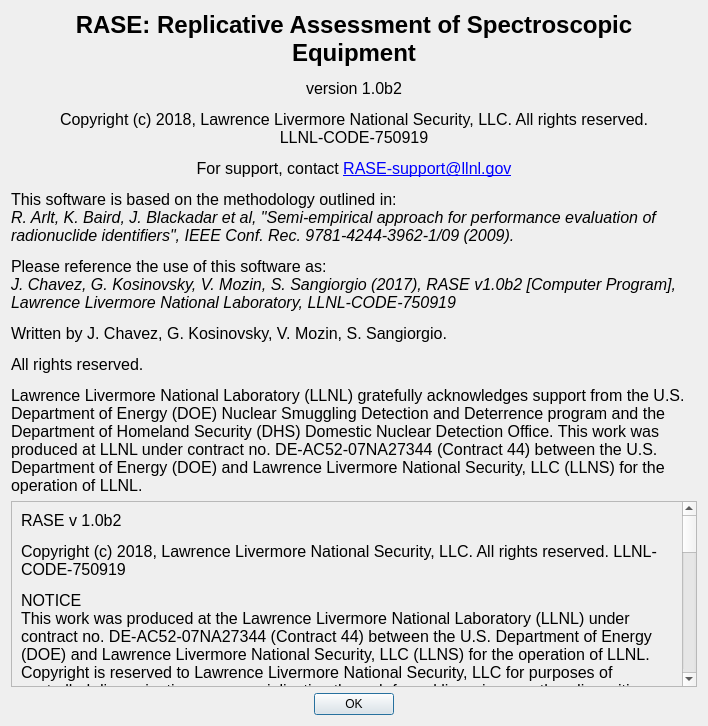
Before: the Qt Designer form src/ui/about_dialog.ui in LLNL/RASE, drawn with Qt 5.
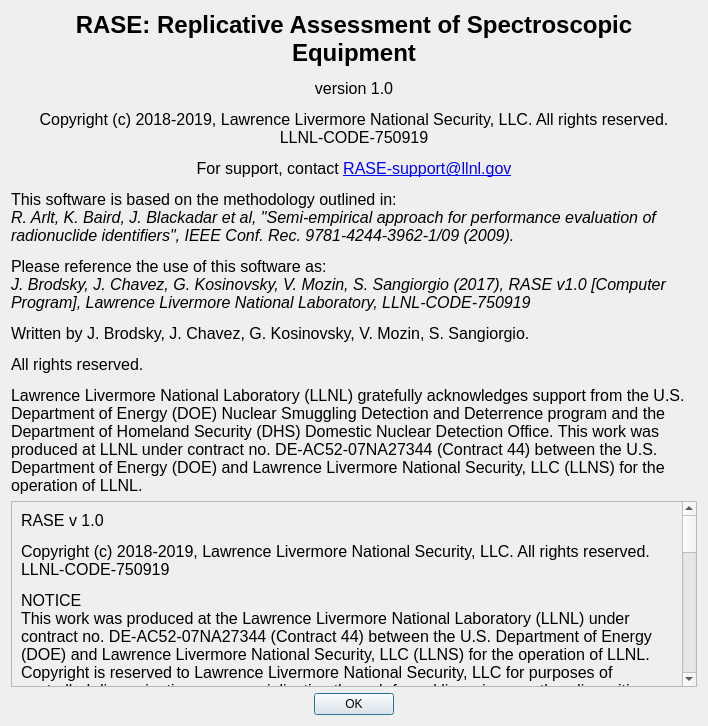
After: the same form once the commit is applied.

What changed in the file:
```diff
--- a/src/ui/about_dialog.ui
+++ b/src/ui/about_dialog.ui
@@ -17,7 +17,7 @@
    <item>
     <widget class="QLabel" name="label">
      <property name="text">
-      <string>&lt;html&gt;&lt;head/&gt;&lt;body&gt;&lt;p align=&quot;center&quot;&gt;&lt;span style=&quot; font-family:'Times New Roman,serif'; font-size:18pt; font-weight:600;&quot;&gt;RASE: Replicative Assessment of Spectroscopic Equipment&lt;/span&gt;&lt;/p&gt;&lt;p align=&quot;center&quot;&gt;&lt;span style=&quot; font-family:'Times New Roman,serif'; font-size:12pt;&quot;&gt;version 1.0b2&lt;/span&gt;&lt;/p&gt;&lt;p align=&quot;center&quot;&gt;&lt;span style=&quot; font-family:'Times New Roman,serif'; font-size:12pt;&quot;&gt;Copyright (c) 2018, Lawrence Livermore National Security, LLC. All rights reserved. &lt;br/&gt;LLNL-CODE-750919&lt;/span&gt;&lt;/p&gt;&lt;p align=&quot;center&quot;&gt;&lt;span style=&quot; font-family:'Times New Roman,serif'; font-size:12pt;&quot;&gt;For support, contact &lt;/span&gt;&lt;a href=&quot;mailto:RASE-support@llnl.gov&quot;&gt;&lt;span style=&quot; font-family:'Times New Roman,serif'; font-size:12pt; text-decoration: underline; color:#0000ff;&quot;&gt;RASE-support@llnl.gov&lt;/span&gt;&lt;/a&gt;&lt;/p&gt;&lt;p&gt;&lt;span style=&quot; font-family:'Times New Roman,serif'; font-size:12pt;&quot;&gt;This software is based on the methodology outlined in:&lt;br/&gt;&lt;/span&gt;&lt;span style=&quot; font-family:'Times New Roman,serif'; font-size:12pt; font-style:italic;&quot;&gt;R. Arlt, K. Baird, J. Blackadar et al, &amp;quot;Semi-empirical approach for performance evaluation of radionuclide identifiers&amp;quot;, IEEE Conf. Rec. 9781-4244-3962-1/09 (2009).&lt;/span&gt;&lt;/p&gt;&lt;p&gt;&lt;span style=&quot; font-family:'Times New Roman,serif'; font-size:12pt;&quot;&gt;Please reference the use of this software as:&lt;br/&gt;&lt;/span&gt;&lt;span style=&quot; font-family:'Times New Roman,serif'; font-size:12pt; font-style:italic;&quot;&gt;J. Chavez, G. Kosinovsky, V. Mozin, S. Sangiorgio (2017), RASE v1.0b2 [Computer Program], Lawrence Livermore National Laboratory, LLNL-CODE-750919&lt;/span&gt;&lt;/p&gt;&lt;p&gt;&lt;span style=&quot; font-family:'Times New Roman,serif'; font-size:12pt;&quot;&gt;Written by J. Chavez, G. Kosinovsky, V. Mozin, S. Sangiorgio.  &lt;/span&gt;&lt;/p&gt;&lt;p&gt;&lt;span style=&quot; font-family:'Times New Roman,serif'; font-size:12pt;&quot;&gt;All rights reserved.&lt;/span&gt;&lt;/p&gt;&lt;p&gt;&lt;span style=&quot; font-family:'Times New Roman,serif'; font-size:12pt;&quot;&gt;Lawrence Livermore National Laboratory (LLNL) gratefully acknowledges support from the U.S. Department of Energy (DOE) Nuclear Smuggling Detection and Deterrence program and the Department of Homeland Security (DHS) Domestic Nuclear Detection Office. This work was produced at LLNL under contract no. DE-AC52-07NA27344 (Contract 44) between the U.S. Department of Energy (DOE) and Lawrence Livermore National Security, LLC (LLNS) for the operation of LLNL.&lt;/span&gt;&lt;/p&gt;&lt;/body&gt;&lt;/html&gt;</string>
+      <string>&lt;html&gt;&lt;head/&gt;&lt;body&gt;&lt;p align=&quot;center&quot;&gt;&lt;span style=&quot; font-family:'Times New Roman,serif'; font-size:18pt; font-weight:600;&quot;&gt;RASE: Replicative Assessment of Spectroscopic Equipment&lt;/span&gt;&lt;/p&gt;&lt;p align=&quot;center&quot;&gt;&lt;span style=&quot; font-family:'Times New Roman,serif'; font-size:12pt;&quot;&gt;version 1.0&lt;/span&gt;&lt;/p&gt;&lt;p align=&quot;center&quot;&gt;&lt;span style=&quot; font-family:'Times New Roman,serif'; font-size:12pt;&quot;&gt;Copyright (c) 2018-2019, Lawrence Livermore National Security, LLC. All rights reserved. &lt;br/&gt;LLNL-CODE-750919&lt;/span&gt;&lt;/p&gt;&lt;p align=&quot;center&quot;&gt;&lt;span style=&quot; font-family:'Times New Roman,serif'; font-size:12pt;&quot;&gt;For support, contact &lt;/span&gt;&lt;a href=&quot;mailto:RASE-support@llnl.gov&quot;&gt;&lt;span style=&quot; font-family:'Times New Roman,serif'; font-size:12pt; text-decoration: underline; color:#0000ff;&quot;&gt;RASE-support@llnl.gov&lt;/span&gt;&lt;/a&gt;&lt;/p&gt;&lt;p&gt;&lt;span style=&quot; font-family:'Times New Roman,serif'; font-size:12pt;&quot;&gt;This software is based on the methodology outlined in:&lt;br/&gt;&lt;/span&gt;&lt;span style=&quot; font-family:'Times New Roman,serif'; font-size:12pt; font-style:italic;&quot;&gt;R. Arlt, K. Baird, J. Blackadar et al, &amp;quot;Semi-empirical approach for performance evaluation of radionuclide identifiers&amp;quot;, IEEE Conf. Rec. 9781-4244-3962-1/09 (2009).&lt;/span&gt;&lt;/p&gt;&lt;p&gt;&lt;span style=&quot; font-family:'Times New Roman,serif'; font-size:12pt;&quot;&gt;Please reference the use of this software as:&lt;br/&gt;&lt;/span&gt;&lt;span style=&quot; font-family:'Times New Roman,serif'; font-size:12pt; font-style:italic;&quot;&gt;J. Brodsky, J. Chavez, G. Kosinovsky, V. Mozin, S. Sangiorgio (2017), RASE v1.0 [Computer Program], Lawrence Livermore National Laboratory, LLNL-CODE-750919&lt;/span&gt;&lt;/p&gt;&lt;p&gt;&lt;span style=&quot; font-family:'Times New Roman,serif'; font-size:12pt;&quot;&gt;Written by J. Brodsky, J. Chavez, G. Kosinovsky, V. Mozin, S. Sangiorgio. &lt;/span&gt;&lt;/p&gt;&lt;p&gt;&lt;span style=&quot; font-family:'Times New Roman,serif'; font-size:12pt;&quot;&gt;All rights reserved.&lt;/span&gt;&lt;/p&gt;&lt;p&gt;&lt;span style=&quot; font-family:'Times New Roman,serif'; font-size:12pt;&quot;&gt;Lawrence Livermore National Laboratory (LLNL) gratefully acknowledges support from the U.S. Department of Energy (DOE) Nuclear Smuggling Detection and Deterrence program and the Department of Homeland Security (DHS) Domestic Nuclear Detection Office. This work was produced at LLNL under contract no. DE-AC52-07NA27344 (Contract 44) between the U.S. Department of Energy (DOE) and Lawrence Livermore National Security, LLC (LLNS) for the operation of LLNL.&lt;/span&gt;&lt;/p&gt;&lt;/body&gt;&lt;/html&gt;</string>
      </property>
      <property name="scaledContents">
       <bool>false</bool>
@@ -45,7 +45,7 @@
        <item>
         <widget class="QLabel" name="label_2">
          <property name="text">
-          <string>&lt;html&gt;&lt;head/&gt;&lt;body&gt;&lt;p&gt;&lt;span style=&quot; font-family:'Times New Roman,serif'; font-size:12pt;&quot;&gt;RASE v 1.0b2&lt;/span&gt;&lt;/p&gt;&lt;p&gt;&lt;span style=&quot; font-family:'Times New Roman,serif'; font-size:12pt;&quot;&gt;Copyright (c) 2018, Lawrence Livermore National Security, LLC. All rights reserved. LLNL-CODE-750919&lt;/span&gt;&lt;/p&gt;&lt;p&gt;&lt;span style=&quot; font-family:'Times New Roman,serif'; font-size:12pt;&quot;&gt;NOTICE&lt;br/&gt;This work was produced at the Lawrence Livermore National Laboratory (LLNL) under contract no. DE-AC52-07NA27344 (Contract 44) between the U.S. Department of Energy (DOE) and Lawrence Livermore National Security, LLC (LLNS) for the operation of LLNL. Copyright is reserved to Lawrence Livermore National Security, LLC for purposes of controlled dissemination, commercialization through formal licensing, or other disposition under terms of Contract 44; DOE policies, regulations and orders; and U.S. statutes. The rights of the Federal Government are reserved under Contract 44. &lt;/span&gt;&lt;/p&gt;&lt;p&gt;&lt;span style=&quot; font-family:'Times New Roman,serif'; font-size:12pt;&quot;&gt;DISCLAIMER&lt;br/&gt;&lt;/span&gt;&lt;span style=&quot; font-family:'Times New Roman,serif'; font-size:12pt;&quot;&gt;THE SOFTWARE IS PROVIDED &amp;quot;AS IS&amp;quot;, WITHOUT WARRANTY OF ANY KIND, EXPRESS OR IMPLIED, INCLUDING BUT NOT LIMITED TO THE WARRANTIES OF MERCHANTABILITY, FITNESS FOR A PARTICULAR PURPOSE AND NONINFRINGEMENT. IN NO EVENT SHALL THE AUTHORS OR COPYRIGHT HOLDERS BE LIABLE FOR ANY CLAIM, DAMAGES OR OTHER LIABILITY, WHETHER IN AN ACTION OF CONTRACT, TORT OR OTHERWISE, ARISING FROM, OUT OF OR IN CONNECTION WITH THE SOFTWARE OR THE USE OR OTHER DEALINGS IN THE SOFTWARE.&lt;/span&gt;&lt;/p&gt;&lt;p&gt;&lt;span style=&quot; font-family:'Times New Roman,serif'; font-size:12pt;&quot;&gt;Reference herein to any specific commercial products, process, or service by trade name, trademark, manufacturer or otherwise does not necessarily constitute or imply its endorsement, recommendation, or favoring by the United States Government or Lawrence Livermore National Security, LLC. The views and opinions of authors expressed herein do not necessarily state or reflect those of the United States Government or Lawrence Livermore National Security, LLC, and shall not be used for advertising or product endorsement purposes.&lt;/span&gt;&lt;/p&gt;&lt;p&gt;&lt;span style=&quot; font-family:'Times New Roman,serif'; font-size:12pt;&quot;&gt;LICENSE&lt;/span&gt;&lt;span style=&quot; font-family:'Times New Roman,serif'; font-size:12pt; font-weight:600;&quot;&gt;&lt;br/&gt;&lt;/span&gt;&lt;span style=&quot; font-family:'Times New Roman,serif'; font-size:12pt;&quot;&gt;Permission is hereby granted, free of charge, to any person obtaining a copy of this software and associated documentation files (the &amp;quot;Software&amp;quot;), to deal in the Software without restriction, including without limitation the rights to use, copy, modify, merge, publish, distribute, sublicense, and/or sell copies of the Software, and to permit persons to whom the Software is furnished to do so, subject to the following conditions:&lt;/span&gt;&lt;/p&gt;&lt;p&gt;&lt;span style=&quot; font-family:'Times New Roman,serif'; font-size:12pt;&quot;&gt;The above copyright notice and this permission notice shall be included in all copies or substantial portions of the Software.&lt;/span&gt;&lt;/p&gt;&lt;p&gt;&lt;span style=&quot; font-family:'Times New Roman,serif'; font-size:12pt;&quot;&gt;Neither the name of LLNS nor the names of its contributors may be used to endorse or promote products derived from this software without specific prior written permission.&lt;/span&gt;&lt;/p&gt;&lt;/body&gt;&lt;/html&gt;</string>
+          <string>&lt;html&gt;&lt;head/&gt;&lt;body&gt;&lt;p&gt;&lt;span style=&quot; font-family:'Times New Roman,serif'; font-size:12pt;&quot;&gt;RASE v 1.0&lt;/span&gt;&lt;/p&gt;&lt;p&gt;&lt;span style=&quot; font-family:'Times New Roman,serif'; font-size:12pt;&quot;&gt;Copyright (c) 2018-2019, Lawrence Livermore National Security, LLC. All rights reserved. LLNL-CODE-750919&lt;/span&gt;&lt;/p&gt;&lt;p&gt;&lt;span style=&quot; font-family:'Times New Roman,serif'; font-size:12pt;&quot;&gt;NOTICE&lt;br/&gt;This work was produced at the Lawrence Livermore National Laboratory (LLNL) under contract no. DE-AC52-07NA27344 (Contract 44) between the U.S. Department of Energy (DOE) and Lawrence Livermore National Security, LLC (LLNS) for the operation of LLNL. Copyright is reserved to Lawrence Livermore National Security, LLC for purposes of controlled dissemination, commercialization through formal licensing, or other disposition under terms of Contract 44; DOE policies, regulations and orders; and U.S. statutes. The rights of the Federal Government are reserved under Contract 44. &lt;/span&gt;&lt;/p&gt;&lt;p&gt;&lt;span style=&quot; font-family:'Times New Roman,serif'; font-size:12pt;&quot;&gt;DISCLAIMER&lt;br/&gt;THE SOFTWARE IS PROVIDED &amp;quot;AS IS&amp;quot;, WITHOUT WARRANTY OF ANY KIND, EXPRESS OR IMPLIED, INCLUDING BUT NOT LIMITED TO THE WARRANTIES OF MERCHANTABILITY, FITNESS FOR A PARTICULAR PURPOSE AND NONINFRINGEMENT. IN NO EVENT SHALL THE AUTHORS OR COPYRIGHT HOLDERS BE LIABLE FOR ANY CLAIM, DAMAGES OR OTHER LIABILITY, WHETHER IN AN ACTION OF CONTRACT, TORT OR OTHERWISE, ARISING FROM, OUT OF OR IN CONNECTION WITH THE SOFTWARE OR THE USE OR OTHER DEALINGS IN THE SOFTWARE.&lt;/span&gt;&lt;/p&gt;&lt;p&gt;&lt;span style=&quot; font-family:'Times New Roman,serif'; font-size:12pt;&quot;&gt;Reference herein to any specific commercial products, process, or service by trade name, trademark, manufacturer or otherwise does not necessarily constitute or imply its endorsement, recommendation, or favoring by the United States Government or Lawrence Livermore National Security, LLC. The views and opinions of authors expressed herein do not necessarily state or reflect those of the United States Government or Lawrence Livermore National Security, LLC, and shall not be used for advertising or product endorsement purposes.&lt;/span&gt;&lt;/p&gt;&lt;p&gt;&lt;span style=&quot; font-family:'Times New Roman,serif'; font-size:12pt;&quot;&gt;LICENSE&lt;/span&gt;&lt;span style=&quot; font-family:'Times New Roman,serif'; font-size:12pt; font-weight:600;&quot;&gt;&lt;br/&gt;&lt;/span&gt;&lt;span style=&quot; font-family:'Times New Roman,serif'; font-size:12pt;&quot;&gt;Permission is hereby granted, free of charge, to any person obtaining a copy of this software and associated documentation files (the &amp;quot;Software&amp;quot;), to deal in the Software without restriction, including without limitation the rights to use, copy, modify, merge, publish, distribute, sublicense, and/or sell copies of the Software, and to permit persons to whom the Software is furnished to do so, subject to the following conditions:&lt;/span&gt;&lt;/p&gt;&lt;p&gt;&lt;span style=&quot; font-family:'Times New Roman,serif'; font-size:12pt;&quot;&gt;The above copyright notice and this permission notice shall be included in all copies or substantial portions of the Software.&lt;/span&gt;&lt;/p&gt;&lt;p&gt;&lt;span style=&quot; font-family:'Times New Roman,serif'; font-size:12pt;&quot;&gt;Neither the name of LLNS nor the names of its contributors may be used to endorse or promote products derived from this software without specific prior written permission.&lt;/span&gt;&lt;/p&gt;&lt;/body&gt;&lt;/html&gt;</string>
          </property>
          <property name="wordWrap">
           <bool>true</bool>
```
Left out of the diff: 6 changed lines with no effect on the pictures.
